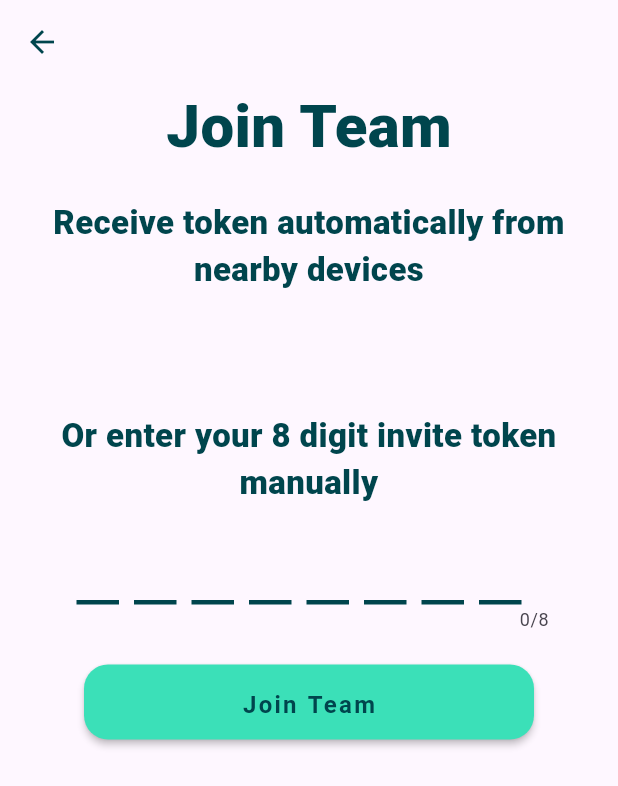
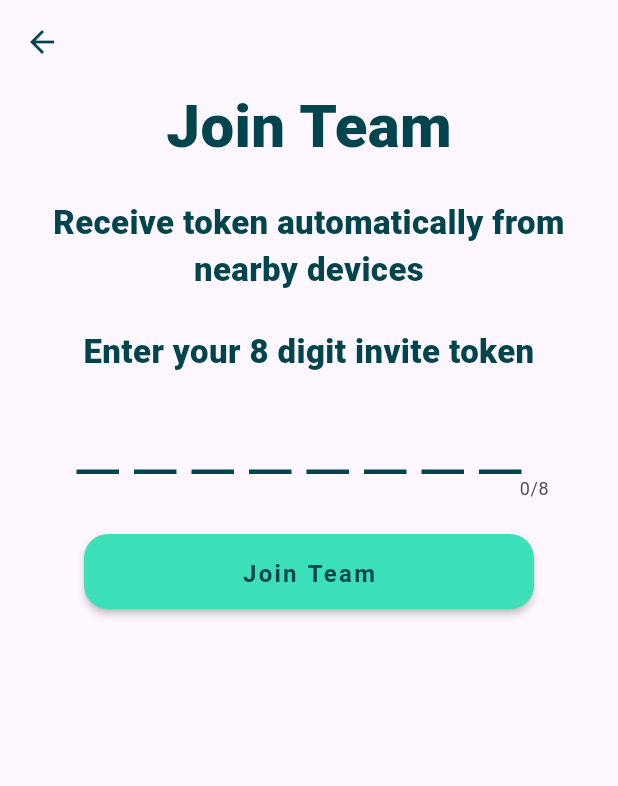
Before and after one commit to davidrichard23/visual-calendar, a Flutter app: the JoinTeam screen opened directly, on a phone screen of 412 x 824 dp. Shown: the top 786 px of the screen. Run offline on Flutter 3.47's test engine with Material 3 defaults, Android fonts, the phone set to English and light mode, and no system bars; our stand-ins replace cached_network_image, confetti, email_validator, flutter_hooks, fluttertoast, google_maps_flutter and 11 more; missing offline and left inert: dart:ffi, google_maps_webservice, icon_decoration, image_size_getter, rake, sheet and 1 more; generated files the repository leaves out were written again; statements that could not run were skipped.

Commit message:
update to dart 3

```diff
--- a/lib/components/token_input.dart
+++ b/lib/components/token_input.dart
@@ -7,8 +7,8 @@ import 'package:calendar/components/text/paragraph.dart';
 import 'package:calendar/util/consts.dart';
 import 'package:flutter/material.dart';
 import 'package:flutter/services.dart';
-import 'package:flutter_reactive_ble/flutter_reactive_ble.dart';
-import 'package:frccblue/frccblue.dart';
+// import 'package:flutter_reactive_ble/flutter_reactive_ble.dart';
+// import 'package:frccblue/frccblue.dart';
 import 'package:permission_handler/permission_handler.dart';
 import 'package:realm/realm.dart';
 
@@ -31,51 +31,51 @@ class _TokenInputState extends State<TokenInput> {
   String? error;
   bool isLoading = false;
 
-  final flutterReactiveBle = FlutterReactiveBle();
-  StreamSubscription<BleStatus>? bleStatusListener;
-  BleStatus? bleStatus;
-  String? bleErrorStatusStr;
+  // final flutterReactiveBle = FlutterReactiveBle();
+  // StreamSubscription<BleStatus>? bleStatusListener;
+  // BleStatus? bleStatus;
+  // String? bleErrorStatusStr;
 
-  @override
-  void initState() {
-    Timer(const Duration(seconds: 1), () {
-      listenForBluetoothState();
-    });
-    super.initState();
-  }
+  // @override
+  // void initState() {
+  //   Timer(const Duration(seconds: 1), () {
+  //     listenForBluetoothState();
+  //   });
+  //   super.initState();
+  // }
 
-  @override
-  void dispose() {
-    Frccblue.stopPeripheral();
-    bleStatusListener?.cancel();
-    super.dispose();
-  }
+  // @override
+  // void dispose() {
+  //   Frccblue.stopPeripheral();
+  //   bleStatusListener?.cancel();
+  //   super.dispose();
+  // }
 
-  void listenForBluetoothState() {
-    bleStatusListener = flutterReactiveBle.statusStream.listen((status) {
-      setState(() => bleStatus = status);
+  // void listenForBluetoothState() {
+  //   bleStatusListener = flutterReactiveBle.statusStream.listen((status) {
+  //     setState(() => bleStatus = status);
 
-      switch (status) {
-        case BleStatus.poweredOff:
-          setState(() => bleErrorStatusStr =
-              'Bluetooth is turned off. Please turn it on if you\'d like to recieve an invite code from nearby devices.');
-          break;
-        case BleStatus.ready:
-          setState(() => bleErrorStatusStr = null);
-          initPlatformState();
-          break;
-        case BleStatus.unauthorized:
-          setState(() => bleErrorStatusStr =
-              'The app does not have permission to use bluetooth. Please enable it in settings if you\'d like to recieve an invite code from nearby devices.');
-          break;
-        case BleStatus.unsupported:
-          setState(() =>
-              bleErrorStatusStr = 'This device does not support bluetooth.');
-          break;
-        default:
-      }
-    });
-  }
+  //     switch (status) {
+  //       case BleStatus.poweredOff:
+  //         setState(() => bleErrorStatusStr =
+  //             'Bluetooth is turned off. Please turn it on if you\'d like to recieve an invite code from nearby devices.');
+  //         break;
+  //       case BleStatus.ready:
+  //         setState(() => bleErrorStatusStr = null);
+  //         initPlatformState();
+  //         break;
+  //       case BleStatus.unauthorized:
+  //         setState(() => bleErrorStatusStr =
+  //             'The app does not have permission to use bluetooth. Please enable it in settings if you\'d like to recieve an invite code from nearby devices.');
+  //         break;
+  //       case BleStatus.unsupported:
+  //         setState(() =>
+  //             bleErrorStatusStr = 'This device does not support bluetooth.');
+  //         break;
+  //       default:
+  //     }
+  //   });
+  // }
 
   // TODO
   // Future<void> _requestPermissions() async {
@@ -100,18 +100,18 @@ class _TokenInputState extends State<TokenInput> {
   //   }
   // }
 
-  Future<void> initPlatformState() async {
-    Frccblue.init(didReceiveWrite: (MethodCall call) {
-      setState(() {
-        token = utf8.decode(call.arguments['data']);
-      });
+  // Future<void> initPlatformState() async {
+  //   Frccblue.init(didReceiveWrite: (MethodCall call) {
+  //     setState(() {
+  //       token = utf8.decode(call.arguments['data']);
+  //     });
 
-      handleSubmit();
-    });
+  //     handleSubmit();
+  //   });
 
-    Frccblue.startPeripheral(
-        bluetoothServiceId.toString(), bluetoothCharacteristicId.toString());
-  }
+  //   Frccblue.startPeripheral(
+  //       bluetoothServiceId.toString(), bluetoothCharacteristicId.toString());
+  // }
 
   void onTokenInput(String value) {
     setState(() {
@@ -184,44 +184,45 @@ class _TokenInputState extends State<TokenInput> {
                     const H1('Receive token automatically from nearby devices',
                         center: true),
                     const SizedBox(height: 24),
-                    if (bleStatus == BleStatus.ready)
-                      Column(children: [
-                        Row(
-                          mainAxisAlignment: MainAxisAlignment.center,
-                          children: [
-                            SizedBox(
-                              height: 16,
-                              width: 16,
-                              child: CircularProgressIndicator(
-                                color: theme.primaryColor,
-                              ),
-                            ),
-                            const Flexible(
-                                child: Padding(
-                                    padding: EdgeInsets.only(left: 8),
-                                    child:
-                                        Paragraph("Searching for devices."))),
-                          ],
-                        ),
-                        const SizedBox(height: 16),
-                        const Paragraph(
-                            "Make sure the app is open on your other device, you are on the \"Generate Invite Token\" page, and you have generated a new token.",
-                            center: true),
-                      ]),
-                    if (bleErrorStatusStr != null)
-                      Paragraph(bleErrorStatusStr!,
-                          center: true, color: Colors.red),
-                    if (bleStatus == BleStatus.unauthorized)
-                      SizedBox(
-                          width: 200,
-                          child: PrimaryButton(
-                              small: true,
-                              child: const Paragraph('Open App Settings',
-                                  small: true),
-                              onPressed: () => openAppSettings())),
-                    const SizedBox(height: 56),
-                    const H1('Or enter your 8 digit invite token manually',
-                        center: true),
+                    // if (bleStatus == BleStatus.ready)
+                    //   Column(children: [
+                    //     Row(
+                    //       mainAxisAlignment: MainAxisAlignment.center,
+                    //       children: [
+                    //         SizedBox(
+                    //           height: 16,
+                    //           width: 16,
+                    //           child: CircularProgressIndicator(
+                    //             color: theme.primaryColor,
+                    //           ),
+                    //         ),
+                    //         const Flexible(
+                    //             child: Padding(
+                    //                 padding: EdgeInsets.only(left: 8),
+                    //                 child:
+                    //                     Paragraph("Searching for devices."))),
+                    //       ],
+                    //     ),
+                    //     const SizedBox(height: 16),
+                    //     const Paragraph(
+                    //         "Make sure the app is open on your other device, you are on the \"Generate Invite Token\" page, and you have generated a new token.",
+                    //         center: true),
+                    //   ]),
+                    // if (bleErrorStatusStr != null)
+                    //   Paragraph(bleErrorStatusStr!,
+                    //       center: true, color: Colors.red),
+                    // if (bleStatus == BleStatus.unauthorized)
+                    //   SizedBox(
+                    //       width: 200,
+                    //       child: PrimaryButton(
+                    //           small: true,
+                    //           child: const Paragraph('Open App Settings',
+                    //               small: true),
+                    //           onPressed: () => openAppSettings())),
+                    // const SizedBox(height: 56),
+                    // const H1('Or enter your 8 digit invite token manually',
+                    //     center: true),
+                    const H1('Enter your 8 digit invite token', center: true),
                   ],
                 ),
               if (error != null) const SizedBox(height: 20),
--- a/lib/util/consts.dart
+++ b/lib/util/consts.dart
@@ -1,8 +1,8 @@
-import 'package:flutter_reactive_ble/flutter_reactive_ble.dart';
+// import 'package:flutter_reactive_ble/flutter_reactive_ble.dart';
 
-final bluetoothServiceId = Uuid.parse('e5c377ac-4b28-4a3d-ad4b-725aace22b95');
-final bluetoothCharacteristicId =
-    Uuid.parse('00000000-0000-0000-0000-AAAAAAAAAAA2');
+// final bluetoothServiceId = Uuid.parse('e5c377ac-4b28-4a3d-ad4b-725aace22b95');
+// final bluetoothCharacteristicId =
+//     Uuid.parse('00000000-0000-0000-0000-AAAAAAAAAAA2');
 
 // TODO: remove, add proxy endpoint, and change the key
 const googleApiKey = "AIzaSyCCErMzH3JflT2nx51XSHU6CBjhHgGhHTk";
```
Also changed, not shown: lib/screens/generate_invite.dart (+127 -127 lines), pubspec.yaml (+12 -12 lines), lib/realm/schemas.g.dart, pubspec.lock, 10 other files.
